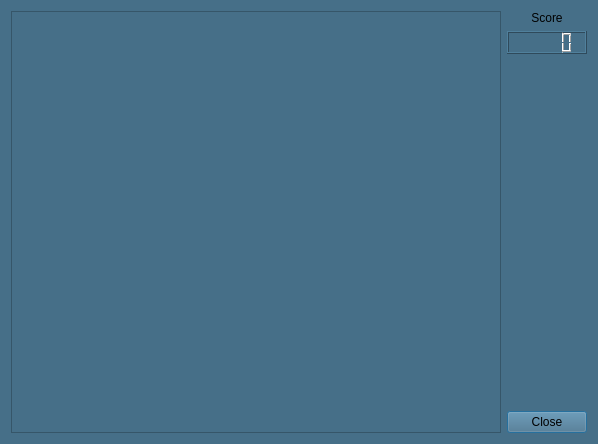
Before: the Qt Designer form GameWindow.ui in xintrea/movenoid, drawn with Qt 5.
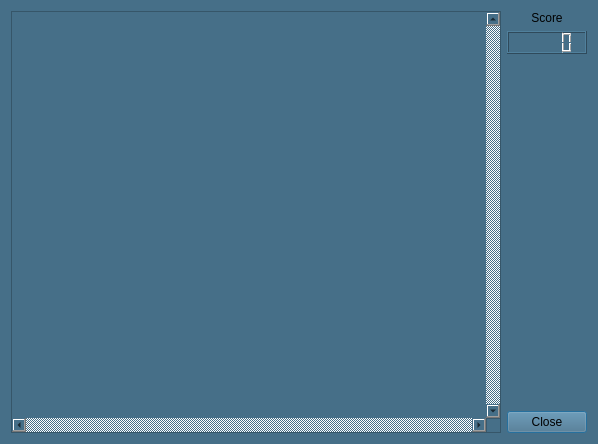
After: the same form once the commit is applied.

```diff
--- a/GameWindow.ui
+++ b/GameWindow.ui
@@ -24,6 +24,12 @@
        <property name="autoFillBackground">
         <bool>true</bool>
        </property>
+       <property name="verticalScrollBarPolicy">
+        <enum>Qt::ScrollBarAlwaysOn</enum>
+       </property>
+       <property name="horizontalScrollBarPolicy">
+        <enum>Qt::ScrollBarAlwaysOn</enum>
+       </property>
        <property name="sceneRect">
         <rectf>
          <x>0.000000000000000</x>
```
